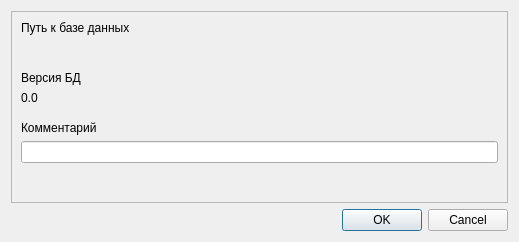
Qt form kernel/database/databasepropertydialog.ui (grigp/a-analyser) before a commit.
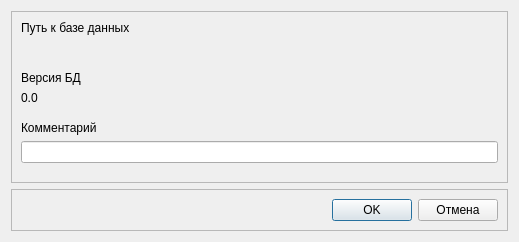
The same form after that commit.

Commit message: Замена ButtonBar в диалоговых окнах

The edit to the form file:
```diff
--- a/kernel/database/databasepropertydialog.ui
+++ b/kernel/database/databasepropertydialog.ui
@@ -110,13 +110,42 @@
     </widget>
    </item>
    <item>
-    <widget class="QDialogButtonBox" name="buttonBox">
-     <property name="orientation">
-      <enum>Qt::Horizontal</enum>
+    <widget class="QFrame" name="frModalButtons">
+     <property name="frameShape">
+      <enum>QFrame::StyledPanel</enum>
      </property>
-     <property name="standardButtons">
-      <set>QDialogButtonBox::Cancel|QDialogButtonBox::Ok</set>
+     <property name="frameShadow">
+      <enum>QFrame::Raised</enum>
      </property>
+     <layout class="QHBoxLayout" name="horizontalLayout_10">
+      <item>
+       <spacer name="horizontalSpacer_5">
+        <property name="orientation">
+         <enum>Qt::Horizontal</enum>
+        </property>
+        <property name="sizeHint" stdset="0">
+         <size>
+          <width>40</width>
+          <height>20</height>
+         </size>
+        </property>
+       </spacer>
+      </item>
+      <item>
+       <widget class="QPushButton" name="btnOK">
+        <property name="text">
+         <string>OK</string>
+        </property>
+       </widget>
+      </item>
+      <item>
+       <widget class="QPushButton" name="btnCancel">
+        <property name="text">
+         <string>Отмена</string>
+        </property>
+       </widget>
+      </item>
+     </layout>
     </widget>
    </item>
   </layout>
```
Left out of the diff: 24 changed lines with no effect on the pictures. The commit also changes 19 other files.
